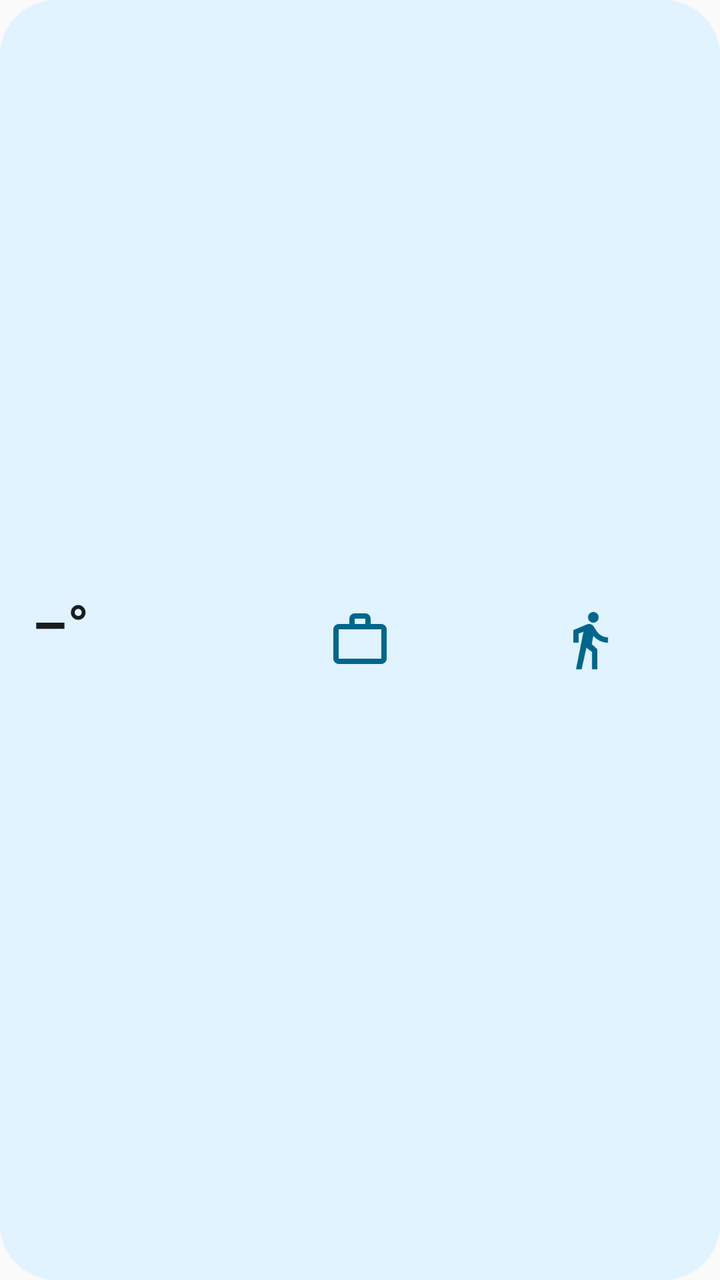
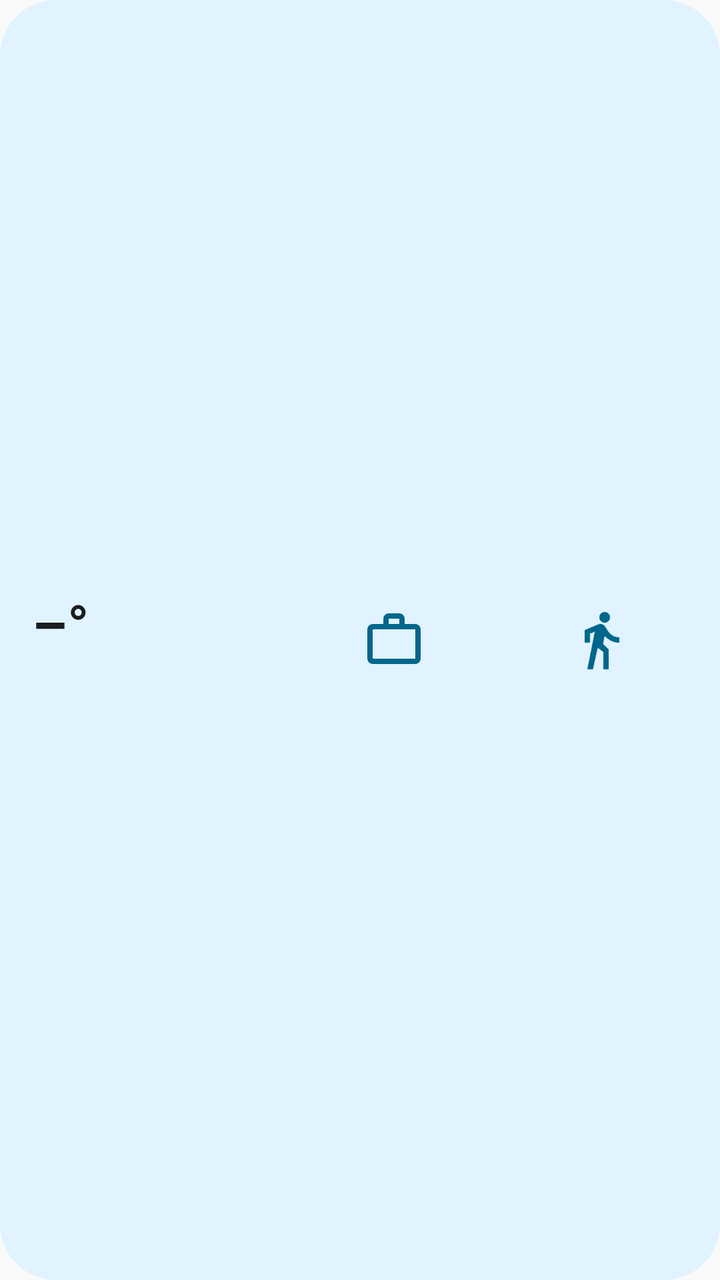

Two renders of the same Android screen: before a commit and after it. Below are the layout's source before the change and the commit's diff.
<!-- AndroidManifest.xml: application theme Theme.PerfectOutfit -->
<!-- res/layout/outfit_widget.xml -->
<?xml version="1.0" encoding="utf-8"?>
<LinearLayout xmlns:android="http://schemas.android.com/apk/res/android"
    android:id="@android:id/background"
    android:layout_width="match_parent"
    android:layout_height="match_parent"
    android:background="@drawable/outfit_widget_background"
    android:gravity="center_vertical"
    android:orientation="horizontal"
    android:padding="8dp">

    <LinearLayout
        android:id="@+id/widget_temperature_area"
        android:layout_width="0dp"
        android:layout_height="match_parent"
        android:layout_weight="1"
        android:gravity="center_vertical"
        android:orientation="vertical"
        android:paddingStart="8dp"
        android:paddingEnd="4dp">

        <TextView
            android:id="@+id/widget_temperature"
            android:layout_width="wrap_content"
            android:layout_height="wrap_content"
            android:maxLines="1"
            android:text="@string/widget_no_temperature"
            android:textColor="@color/widget_on_surface"
            android:textSize="28sp"
            android:textStyle="bold" />

        <TextView
            android:id="@+id/widget_basis"
            android:layout_width="match_parent"
            android:layout_height="wrap_content"
            android:ellipsize="end"
            android:maxLines="1"
            android:textColor="@color/widget_on_surface_variant"
            android:textSize="12sp"
            android:visibility="gone" />

        <TextView
            android:id="@+id/widget_place"
            android:layout_width="match_parent"
            android:layout_height="wrap_content"
            android:ellipsize="end"
            android:maxLines="1"
            android:textColor="@color/widget_on_surface_variant"
            android:textSize="12sp" />
    </LinearLayout>

    <LinearLayout
        android:id="@+id/widget_icon_area_0"
        android:layout_width="0dp"
        android:layout_height="match_parent"
        android:layout_weight="1"
        android:gravity="center">

        <ImageView
            android:id="@+id/widget_icon_0"
            android:layout_width="40dp"
            android:layout_height="40dp"
            android:importantForAccessibility="no"
            android:padding="4dp"
            android:src="@drawable/ic_work"
            android:tint="@color/widget_accent" />
    </LinearLayout>

    <LinearLayout
        android:id="@+id/widget_icon_area_1"
        android:layout_width="0dp"
        android:layout_height="match_parent"
        android:layout_weight="1"
        android:gravity="center">

        <ImageView
            android:id="@+id/widget_icon_1"
            android:layout_width="40dp"
            android:layout_height="40dp"
            android:importantForAccessibility="no"
            android:padding="4dp"
            android:src="@drawable/ic_walk"
            android:tint="@color/widget_accent" />
    </LinearLayout>
</LinearLayout>
<!-- resources referenced by this layout -->
<resources>
  <color name="widget_accent">@color/widget_accent_light</color>
  <color name="widget_on_surface">@color/widget_on_surface_light</color>
  <color name="widget_on_surface_variant">@color/widget_on_surface_variant_light</color>
  <!-- drawable ic_walk (drawable) -->
  <?xml version="1.0" encoding="utf-8"?>
  <vector xmlns:android="http://schemas.android.com/apk/res/android"
      android:width="24dp"
      android:height="24dp"
      android:viewportWidth="960"
      android:viewportHeight="960">
      <group android:translateY="960">
          <path
              android:fillColor="#FF000000"
              android:pathData="m280-40 112-564-72 28v136h-80v-188l202-86q14-6 29.5-7t29.5 4q14 5 26.5 14t20.5 23l40 64q26 42 70.5 69T760-520v80q-66 0-123.5-27.5T540-540l-24 120 84 80v300h-80v-260l-84-64-72 324h-84Zm260-700q-33 0-56.5-23.5T460-820q0-33 23.5-56.5T540-900q33 0 56.5 23.5T620-820q0 33-23.5 56.5T540-740Z" />
      </group>
  </vector>
  <!-- drawable ic_work (drawable) -->
  <?xml version="1.0" encoding="utf-8"?>
  <vector xmlns:android="http://schemas.android.com/apk/res/android"
      android:width="24dp"
      android:height="24dp"
      android:viewportWidth="960"
      android:viewportHeight="960">
      <group android:translateY="960">
          <path
              android:fillColor="#FF000000"
              android:pathData="M160-120q-33 0-56.5-23.5T80-200v-440q0-33 23.5-56.5T160-720h160v-80q0-33 23.5-56.5T400-880h160q33 0 56.5 23.5T640-800v80h160q33 0 56.5 23.5T880-640v440q0 33-23.5 56.5T800-120H160Zm0-80h640v-440H160v440Zm240-520h160v-80H400v80ZM160-200v-440 440Z" />
      </group>
  </vector>
  <!-- drawable outfit_widget_background (drawable) -->
  <?xml version="1.0" encoding="utf-8"?>
  <shape xmlns:android="http://schemas.android.com/apk/res/android"
      android:shape="rectangle">
      <solid android:color="@color/widget_surface" />
      <corners android:radius="@dimen/widget_corner_radius" />
  </shape>
  <string name="widget_no_temperature">–°</string>
  <style name="Theme.PerfectOutfit" parent="android:Theme.Material.Light.NoActionBar">
      </style>
  <color name="widget_accent_light">#FF2E6B30</color>
  <color name="widget_on_surface_light">#FF1A1C18</color>
  <color name="widget_on_surface_variant_light">#FF424940</color>
  <color name="widget_surface">@color/widget_surface_light</color>
  <dimen name="widget_corner_radius">16dp</dimen>
  <color name="widget_surface_light">#FFEDF1E6</color>
</resources>

<!-- the commit's change to res/layout/outfit_widget.xml (unified diff, before → after) -->
@@ -12,7 +12,7 @@
         android:id="@+id/widget_temperature_area"
         android:layout_width="0dp"
         android:layout_height="match_parent"
-        android:layout_weight="1"
+        android:layout_weight="4"
         android:gravity="center_vertical"
         android:orientation="vertical"
         android:paddingStart="8dp"
@@ -52,7 +52,7 @@
         android:id="@+id/widget_icon_area_0"
         android:layout_width="0dp"
         android:layout_height="match_parent"
-        android:layout_weight="1"
+        android:layout_weight="3"
         android:gravity="center">
 
         <ImageView
@@ -69,7 +69,7 @@
         android:id="@+id/widget_icon_area_1"
         android:layout_width="0dp"
         android:layout_height="match_parent"
-        android:layout_weight="1"
+        android:layout_weight="3"
         android:gravity="center">
 
         <ImageView
